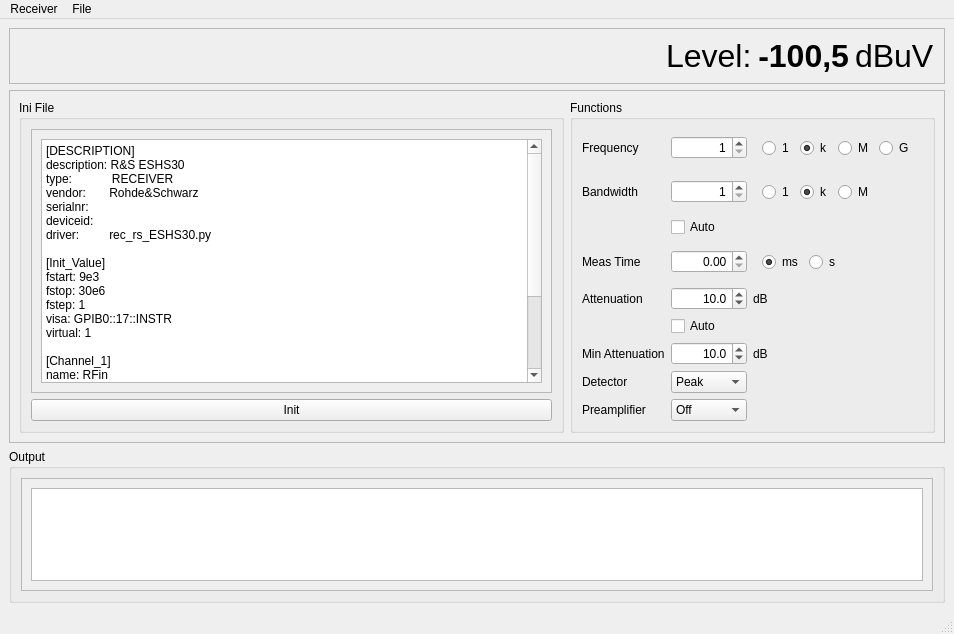
First picture: the form in src/mpylab/device/receiver_ui.ui, repository hgkdd/Mpy, before the edit.
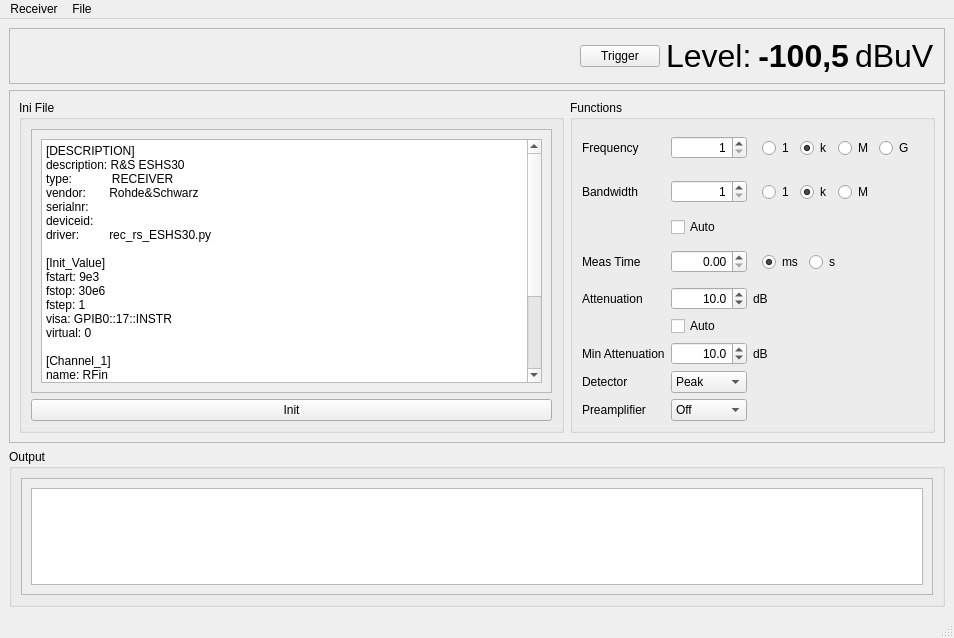
Second picture: the form after the edit.

Commit message: testing ESHS30: first test with GUI passed

The edit to the form file:
```diff
--- a/src/mpylab/device/receiver_ui.ui
+++ b/src/mpylab/device/receiver_ui.ui
@@ -7,7 +7,7 @@
     <x>0</x>
     <y>0</y>
     <width>954</width>
-    <height>634</height>
+    <height>638</height>
    </rect>
   </property>
   <property name="windowTitle">
@@ -37,6 +37,13 @@
          </property>
         </spacer>
        </item>
+       <item>
+        <widget class="QPushButton" name="pushButton_trigger">
+         <property name="text">
+          <string>Trigger</string>
+         </property>
+        </widget>
+       </item>
        <item>
         <widget class="QLabel" name="label_8">
          <property name="font">
@@ -114,8 +121,8 @@
               <rect>
                <x>0</x>
                <y>0</y>
-               <width>425</width>
-               <height>258</height>
+               <width>482</width>
+               <height>289</height>
               </rect>
              </property>
              <layout class="QGridLayout" name="gridLayout_2">
@@ -135,7 +142,7 @@
 fstop: 30e6
 fstep: 1
 visa: GPIB0::17::INSTR
-virtual: 1
+virtual: 0
 
 [Channel_1]
 name: RFin
@@ -492,8 +499,8 @@
            <rect>
             <x>0</x>
             <y>0</y>
-            <width>898</width>
-            <height>98</height>
+            <width>896</width>
+            <height>88</height>
            </rect>
           </property>
           <layout class="QGridLayout" name="gridLayout">
```
Left out of the diff: 2 changed lines with no effect on the pictures. The commit also changes 4 other files.
